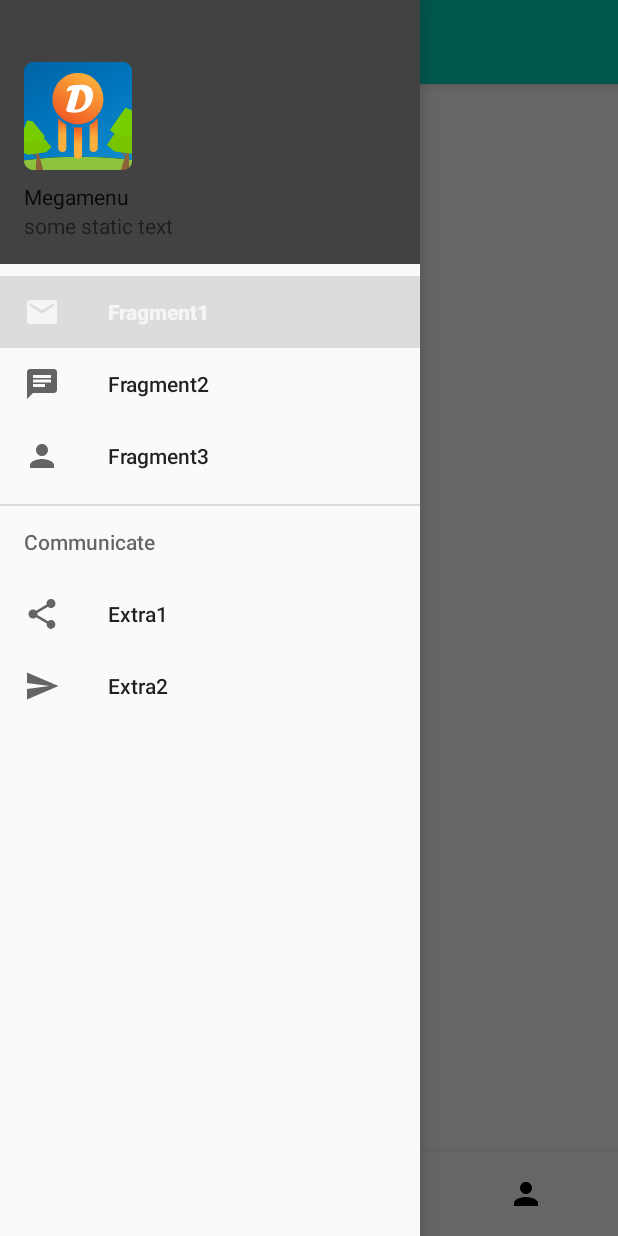
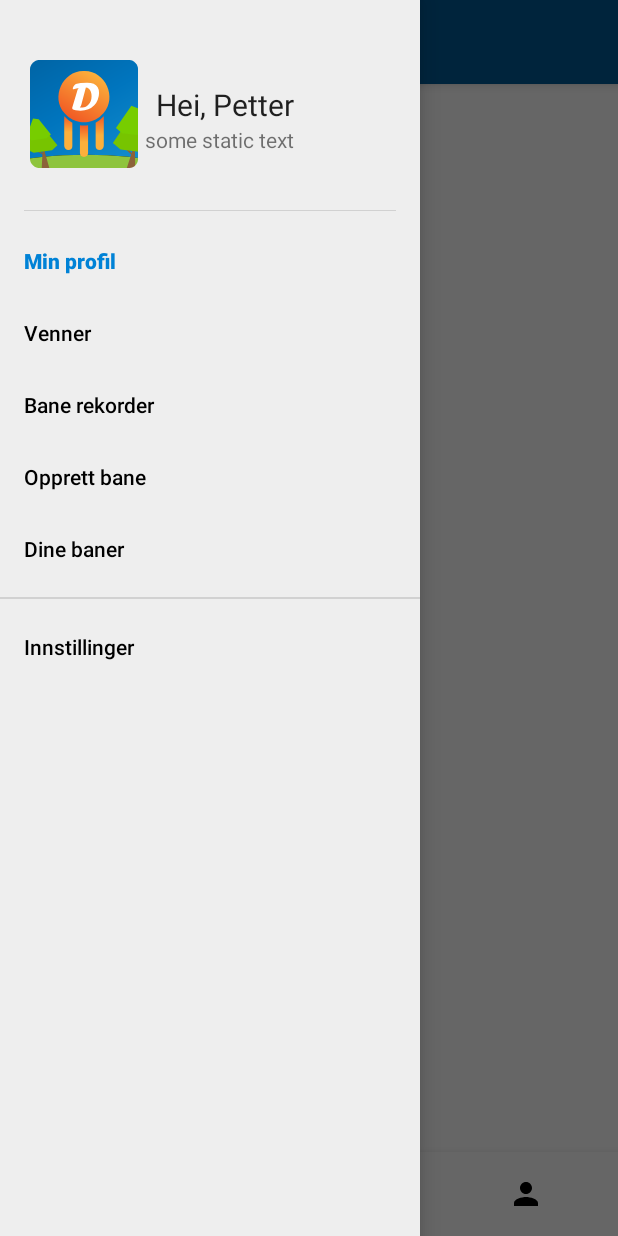
Before and after one commit to MortyN/MOB3000_FrisbeeGolf, an Android app: the MainActivity screen opened directly, with no data from a screen before it, with the side drawer open, on a phone screen of 412 x 824 dp. Run offline under Robolectric (Android 15) with nearby library versions, the phone set to English and light mode, and no system bars; 1 statement that could not run was skipped.

Commit message:
added static tables to myrounds

```diff
--- a/app/src/main/java/com/example/mob3000_frisbeegolf/activities/Feed/adapters/RecyclerViewAdapter.kt
+++ b/app/src/main/java/com/example/mob3000_frisbeegolf/activities/Feed/adapters/RecyclerViewAdapter.kt
@@ -27,7 +27,7 @@ class RecyclerViewAdapter(private val dataSet: ArrayList<String>) :
     override fun onCreateViewHolder(viewGroup: ViewGroup, viewType: Int): ViewHolder {
         // Create a new view, which defines the UI of the list item
         val view = LayoutInflater.from(viewGroup.context)
-            .inflate(R.layout.listitem_row_container, viewGroup, false)
+            .inflate(R.layout.listitem_table_row_container, viewGroup, false)
 
         return ViewHolder(view)
     }
--- a/app/src/main/java/com/example/mob3000_frisbeegolf/activities/Main/MainActivity.kt
+++ b/app/src/main/java/com/example/mob3000_frisbeegolf/activities/Main/MainActivity.kt
@@ -46,8 +46,8 @@ class MainActivity : AppCompatActivity(), NavigationView.OnNavigationItemSelecte
 
             supportFragmentManager.beginTransaction().replace(R.id.fragment_container, Feed())
                 .commit()
-            navigationView.setCheckedItem(R.id.nav_message)
-            navigationView.setCheckedItem(R.id.nav_message)
+            navigationView.setCheckedItem(R.id.nav_myprofile)
+            navigationView.setCheckedItem(R.id.nav_myprofile)
         }
 
         val bottomNavigationView = findViewById<BottomNavigationView>(R.id.bottom_nav)
@@ -93,24 +93,42 @@ class MainActivity : AppCompatActivity(), NavigationView.OnNavigationItemSelecte
     }
 
     override fun onNavigationItemSelected(item: MenuItem): Boolean {
+//        when (item.itemId) {
+//            R.id.nav_myprofile -> supportFragmentManager.beginTransaction().replace(
+//                R.id.fragment_container,
+//                MyProfile()
+//            ).addToBackStack(null).commit()
+//            R.id.nav_friends -> supportFragmentManager.beginTransaction().replace(
+//                R.id.fragment_container,
+//                MyRounds()
+//            ).addToBackStack(null).commit()
+//            R.id.nav_arenarecords -> supportFragmentManager.beginTransaction().replace(
+//                R.id.fragment_container,
+//                AddRound()
+//            ).addToBackStack(null).commit()
+//            R.id.feed_navbtn -> supportFragmentManager.beginTransaction().replace(
+//                R.id.fragment_container,
+//                MyProfile()
+//            ).addToBackStack(null).commit()
+//        }
+        // the selected fragment
+        // by using there id.
+        var selectedFragment: Fragment? = null
         when (item.itemId) {
-            R.id.nav_message -> supportFragmentManager.beginTransaction().replace(
-                R.id.fragment_container,
-                Feed()
-            ).addToBackStack(null).commit()
-            R.id.nav_chat -> supportFragmentManager.beginTransaction().replace(
-                R.id.fragment_container,
-                MyRounds()
-            ).addToBackStack(null).commit()
-            R.id.nav_profile -> supportFragmentManager.beginTransaction().replace(
-                R.id.fragment_container,
-                AddRound()
-            ).addToBackStack(null).commit()
-            R.id.feed_navbtn -> supportFragmentManager.beginTransaction().replace(
-                R.id.fragment_container,
-                MyProfile()
-            ).addToBackStack(null).commit()
+            R.id.nav_myprofile -> selectedFragment = Feed()
+            R.id.nav_friends -> selectedFragment = MyRounds()
+            R.id.nav_arenarecords -> selectedFragment = AddRound()
+            R.id.nav_addarena -> selectedFragment = MyProfile()
+            R.id.nav_yourarenas -> selectedFragment = MyProfile()
+            R.id.nav_settings -> selectedFragment = MyProfile()
         }
+        // It will help to replace the
+        // one fragment to other.
+        supportFragmentManager
+            .beginTransaction()
+            .replace(R.id.fragment_container, selectedFragment!!)
+            .commit()
+        true
         drawer.closeDrawer(GravityCompat.START)
         return true
     }
--- a/app/src/main/java/com/example/mob3000_frisbeegolf/activities/MyRounds/MyRounds.kt
+++ b/app/src/main/java/com/example/mob3000_frisbeegolf/activities/MyRounds/MyRounds.kt
@@ -27,7 +27,6 @@ class MyRounds : Fragment() {
         val adapter = RecyclerViewAdapter(itemList)
 
         val recyclerView: RecyclerView = view.findViewById(R.id.recycler_view)
-        recyclerView.apply { addItemDecoration(DividerItemDecoration(this.context, DividerItemDecoration.VERTICAL)) }
         recyclerView.adapter = adapter
     }
 }
--- /dev/null
+++ b/app/src/main/res/color/drawer_nav_color.xml
@@ -0,0 +1,5 @@
+<?xml version="1.0" encoding="utf-8"?>
+<selector xmlns:android="http://schemas.android.com/apk/res/android">
+    <item android:color="@color/selected_nav_item" android:state_checked="true" />
+    <item android:color="#000000" />
+</selector>
--- a/app/src/main/res/layout/activity_main.xml
+++ b/app/src/main/res/layout/activity_main.xml
@@ -5,10 +5,10 @@
     android:id="@+id/drawer_layout"
     android:layout_width="match_parent"
     android:layout_height="match_parent"
+    android:background="@color/white"
     android:fitsSystemWindows="true"
     tools:context=".activities.Main.MainActivity"
-    tools:openDrawer="start"
-    android:background="@color/white">
+    tools:openDrawer="start">
 
     <RelativeLayout
         android:layout_width="match_parent"
@@ -22,7 +22,6 @@
             android:layout_height="527dp"
             android:layout_above="@+id/bottom_nav"
             android:layout_below="@+id/toolbar"
-            android:layout_margin="@dimen/margin_medium"
             android:layout_marginTop="0dp"
             android:layout_marginBottom="0dp" />
 
@@ -41,10 +40,9 @@
             android:layout_height="wrap_content"
             android:layout_alignParentBottom="true"
             android:background="@color/white"
+            app:itemIconTint="@color/bottom_nav_color"
             app:itemTextColor="@color/bottom_nav_color"
-            app:itemIconTint="@color/bottom_nav_color"
-            app:menu="@menu/bottom_navigation_menu"
-        />
+            app:menu="@menu/bottom_navigation_menu" />
 
     </RelativeLayout>
 
@@ -53,7 +51,21 @@
         android:layout_width="wrap_content"
         android:layout_height="match_parent"
         android:layout_gravity="start"
+        android:background="@color/lightgray"
         app:headerLayout="@layout/nav_header"
-        app:menu="@menu/drawer_menu" />
+        app:itemBackground="@android:color/transparent"
+        app:itemIconTint="@color/drawer_nav_color"
+        app:itemTextColor="@color/drawer_nav_color"
+        app:menu="@menu/drawer_menu">
+
+        <View
+            android:layout_width="match_parent"
+            android:layout_height="0.75dp"
+            android:layout_marginLeft="@dimen/margin_medium"
+            android:layout_marginRight="@dimen/margin_medium"
+            android:background="@color/divider_gray"
+            android:layout_marginTop="140dp"/>
+
+    </com.google.android.material.navigation.NavigationView>
 
 </androidx.drawerlayout.widget.DrawerLayout>
--- a/app/src/main/res/layout/listitem_row_container.xml
+++ b/app/src/main/res/layout/listitem_row_container.xml
@@ -5,7 +5,7 @@
     android:layout_width="match_parent"
     android:layout_height="wrap_content"
     android:clickable="true"
-    android:background="@color/white"
+    android:background="@android:color/transparent"
     >
 
     <!-- Add in TextView to display flower name   -->
@@ -14,6 +14,9 @@
         android:layout_width="match_parent"
         android:layout_height="wrap_content"
         android:layout_marginBottom="@dimen/margin_medium"
+        android:layout_marginLeft="@dimen/margin_medium"
+        android:layout_marginRight="@dimen/margin_medium"
+        android:layout_marginTop="@dimen/margin_medium"
         android:background="@drawable/listitem_row_bg"
         android:elevation="8dp"
         android:paddingBottom="16dp">
--- a/app/src/main/res/layout/nav_header.xml
+++ b/app/src/main/res/layout/nav_header.xml
@@ -1,26 +1,46 @@
 <?xml version="1.0" encoding="utf-8"?>
-<LinearLayout xmlns:android="http://schemas.android.com/apk/res/android"
+<androidx.constraintlayout.widget.ConstraintLayout xmlns:android="http://schemas.android.com/apk/res/android"
+    xmlns:app="http://schemas.android.com/apk/res-auto"
+    xmlns:tools="http://schemas.android.com/tools"
     android:orientation="vertical" android:layout_width="match_parent"
-    android:layout_height="176dp"
-    android:background="@color/cardview_dark_background"
+    android:layout_height="wrap_content"
     android:gravity="bottom"
-    android:padding="16dp"
+    android:paddingLeft="20dp"
+    android:paddingBottom="30dp"
+    android:paddingTop="@dimen/margin_medium"
     android:theme="@style/Theme.AppCompat.DayNight">
 
     <ImageView
+        android:id="@+id/imageView"
         android:layout_width="wrap_content"
         android:layout_height="wrap_content"
-        android:src="@mipmap/ic_launcher_round" />
+        android:layout_marginTop="24dp"
+        android:src="@mipmap/ic_launcher_round"
+        app:layout_constraintStart_toStartOf="parent"
+        app:layout_constraintTop_toTopOf="parent" />
 
     <TextView
         android:layout_width="wrap_content"
         android:layout_height="wrap_content"
-        android:paddingTop="8dp"
-        android:text="Megamenu"
-        android:textAppearance="@style/TextAppearance.AppCompat.Body1"/>
+        android:text="some static text"
+        app:layout_constraintBottom_toBottomOf="parent"
+        app:layout_constraintEnd_toEndOf="parent"
+        app:layout_constraintHorizontal_bias="0.054"
+        app:layout_constraintStart_toEndOf="@+id/imageView"
+        app:layout_constraintTop_toBottomOf="@+id/textView2"
+        app:layout_constraintVertical_bias="0.0" />
 
     <TextView
+        android:id="@+id/textView2"
         android:layout_width="wrap_content"
         android:layout_height="wrap_content"
-        android:text="some static text"/>
-</LinearLayout>
+        android:layout_marginStart="12dp"
+        android:layout_marginTop="32dp"
+        android:paddingTop="8dp"
+        android:text="Hei, Petter"
+        android:textAppearance="@style/TextAppearance.AppCompat.Body1"
+        android:textSize="20dp"
+        app:layout_constraintStart_toEndOf="@+id/imageView"
+        app:layout_constraintTop_toTopOf="parent" />
+
+</androidx.constraintlayout.widget.ConstraintLayout>
--- a/app/src/main/res/menu/drawer_menu.xml
+++ b/app/src/main/res/menu/drawer_menu.xml
@@ -1,32 +1,33 @@
 <?xml version="1.0" encoding="utf-8"?>
 <menu xmlns:android="http://schemas.android.com/apk/res/android"
     xmlns:tools="http://schemas.android.com/tools"
+    xmlns:app="http://schemas.android.com/apk/res-auto"
     tools:showIn="navigation_view">
-    <group android:checkableBehavior="single">
+    <group
+        android:id="@+id/nav_topgroup"
+        android:checkableBehavior="single">
         <item
-            android:id="@+id/nav_message"
-            android:icon="@drawable/ic_message"
-            android:title="Fragment1" />
+            android:id="@+id/nav_myprofile"
+            android:title="@string/myprofile" />
         <item
-            android:id="@+id/nav_chat"
-            android:icon="@drawable/ic_chat"
-            android:title="Fragment2" />
+            android:id="@+id/nav_friends"
+            android:title="@string/friends" />
         <item
-            android:id="@+id/nav_profile"
-            android:icon="@drawable/ic_profile"
-            android:title="Fragment3" />
+            android:id="@+id/nav_arenarecords"
+            android:title="@string/arenarecords" />
+        <item
+            android:id="@+id/nav_addarena"
+            android:title="@string/addarena" />
+        <item
+            android:id="@+id/nav_yourarenas"
+            android:title="@string/yourarenas" />
     </group>
 
-    <item android:title="Communicate">
-        <menu>
-            <item
-                android:id="@+id/nav_share"
-                android:icon="@drawable/ic_share"
-                android:title="Extra1" />
-            <item
-                android:id="@+id/nav_send"
-                android:icon="@drawable/ic_send"
-                android:title="Extra2" />
-        </menu>
-    </item>
+    <group>
+        <item
+            android:id="@+id/nav_settings"
+            android:title="@string/settings" />
+    </group>
+
+
 </menu>
--- a/app/src/main/res/values/colors.xml
+++ b/app/src/main/res/values/colors.xml
@@ -3,9 +3,13 @@
     <color name="purple_200">#FFBB86FC</color>
     <color name="purple_500">#FF6200EE</color>
     <color name="purple_700">#FF3700B3</color>
-    <color name="teal_200">#FF03DAC5</color>
-    <color name="teal_700">#FF018786</color>
+    <color name="teal_200">#005B97</color>
+    <color name="header_blue">#FF018786</color>
     <color name="black">#FF000000</color>
     <color name="white">#FFFFFFFF</color>
     <color name="loginbtnblue">#2e79f2</color>
+    <color name="lightgray">#EEEEEE</color>
+    <color name="selected_nav_item">#0082D6</color>
+    <color name="divider_gray">#D1D1D1</color>
+
 </resources>
--- a/app/src/main/res/values/strings.xml
+++ b/app/src/main/res/values/strings.xml
@@ -2,11 +2,14 @@
     <string name="app_name">Disky</string>
     <string name="navigation_drawer_open">Open navigation drawer</string>
     <string name="navigation_drawer_close">Close navigation drawer</string>
-    <!-- TODO: Remove or change this placeholder text -->
-    <string name="hello_blank_fragment">Hello blank fragment</string>
     <string name="feed">Feed</string>
     <string name="myprofile">Min profil</string>
     <string name="addround">Ny runde</string>
     <string name="myrounds">Mine runder</string>
+    <string name="settings">Innstillinger</string>
+    <string name="friends">Venner</string>
+    <string name="arenarecords">Bane rekorder</string>
+    <string name="addarena">Opprett bane</string>
+    <string name="yourarenas">Dine baner</string>
 
 </resources>
--- a/app/src/main/res/values/themes.xml
+++ b/app/src/main/res/values/themes.xml
@@ -7,7 +7,7 @@
         <item name="colorOnPrimary">@color/white</item>
         <!-- Secondary brand color. -->
         <item name="colorSecondary">@color/teal_200</item>
-        <item name="colorSecondaryVariant">@color/teal_700</item>
+        <item name="colorSecondaryVariant">@color/header_blue</item>
         <item name="colorOnSecondary">@color/black</item>
         <!-- Status bar color. -->
         <item name="android:statusBarColor" tools:targetApi="l">?attr/colorPrimaryVariant</item>
```
Also changed, not shown: app/src/main/res/layout/fragment_myrounds.xml (+9 -12 lines), app/src/main/res/layout/listitem_table_row_container.xml (added, +184 -0 lines).
